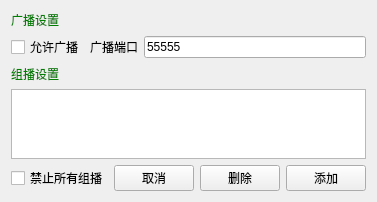
First picture: the form in src/udp/SAKUdpAdvanceSettingWidget.ui, repository x-tools-author/x-tools, before the edit.
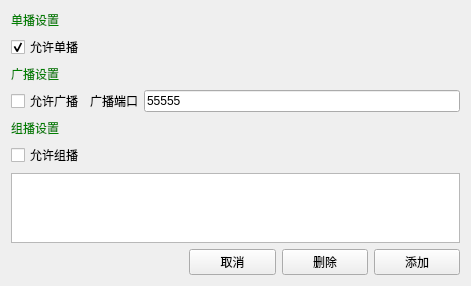
Second picture: the form after the edit.

Patch:
```diff
--- a/src/udp/SAKUdpAdvanceSettingWidget.ui
+++ b/src/udp/SAKUdpAdvanceSettingWidget.ui
@@ -6,36 +6,85 @@
    <rect>
     <x>0</x>
     <y>0</y>
-    <width>362</width>
-    <height>182</height>
+    <width>471</width>
+    <height>272</height>
    </rect>
   </property>
   <property name="windowTitle">
    <string>UDP高级设置</string>
   </property>
   <layout class="QGridLayout" name="gridLayout_2">
-   <item row="1" column="2">
+   <item row="3" column="2">
     <widget class="QLineEdit" name="broadcastPortLineEdit">
      <property name="text">
       <string notr="true">55555</string>
      </property>
     </widget>
    </item>
-   <item row="1" column="0">
+   <item row="6" column="0" colspan="3">
+    <widget class="QListWidget" name="listWidget"/>
+   </item>
+   <item row="3" column="0">
     <widget class="QCheckBox" name="broadcastCheckBox">
      <property name="text">
       <string>允许广播</string>
      </property>
     </widget>
    </item>
-   <item row="1" column="1">
+   <item row="4" column="0" colspan="3">
+    <widget class="QLabel" name="label_9">
+     <property name="styleSheet">
+      <string notr="true">QLabel{
+    color:green
+}</string>
+     </property>
+     <property name="text">
+      <string>组播设置</string>
+     </property>
+    </widget>
+   </item>
+   <item row="2" column="0" colspan="3">
+    <widget class="QLabel" name="label">
+     <property name="styleSheet">
+      <string notr="true">QLabel{
+    color:green
+}</string>
+     </property>
+     <property name="text">
+      <string>广播设置</string>
+     </property>
+    </widget>
+   </item>
+   <item row="3" column="1">
     <widget class="QLabel" name="label_8">
      <property name="text">
       <string>广播端口</string>
      </property>
     </widget>
    </item>
-   <item row="4" column="0" colspan="3">
+   <item row="0" column="0" colspan="3">
+    <widget class="QLabel" name="label_2">
+     <property name="styleSheet">
+      <string notr="true">QLabel{
+    color:green
+}</string>
+     </property>
+     <property name="text">
+      <string>单播设置</string>
+     </property>
+    </widget>
+   </item>
+   <item row="1" column="0" colspan="3">
+    <widget class="QCheckBox" name="unicastCheckBox">
+     <property name="text">
+      <string>允许单播</string>
+     </property>
+     <property name="checked">
+      <bool>true</bool>
+     </property>
+    </widget>
+   </item>
+   <item row="7" column="0" colspan="3">
     <widget class="QFrame" name="frame">
      <property name="styleSheet">
       <string notr="true">QFrame{
@@ -82,7 +131,7 @@
         </property>
        </widget>
       </item>
-      <item row="0" column="0">
+      <item row="0" column="0" colspan="2">
        <spacer name="horizontalSpacer">
         <property name="orientation">
          <enum>Qt::Horizontal</enum>
@@ -95,40 +144,13 @@
         </property>
        </spacer>
       </item>
-      <item row="0" column="1">
-       <widget class="QCheckBox" name="multicastCheckBox">
-        <property name="text">
-         <string>禁止所有组播</string>
-        </property>
-       </widget>
-      </item>
      </layout>
     </widget>
    </item>
-   <item row="3" column="0" colspan="3">
-    <widget class="QListWidget" name="listWidget"/>
-   </item>
-   <item row="2" column="0">
-    <widget class="QLabel" name="label_9">
-     <property name="styleSheet">
-      <string notr="true">QLabel{
-    color:green
-}</string>
-     </property>
+   <item row="5" column="0">
+    <widget class="QCheckBox" name="multicastCheckBox">
      <property name="text">
-      <string>组播设置</string>
-     </property>
-    </widget>
-   </item>
-   <item row="0" column="0">
-    <widget class="QLabel" name="label">
-     <property name="styleSheet">
-      <string notr="true">QLabel{
-    color:green
-}</string>
-     </property>
-     <property name="text">
-      <string>广播设置</string>
+      <string>允许组播</string>
      </property>
     </widget>
    </item>
```
Left out of the diff: 23 changed lines with no effect on the pictures.
